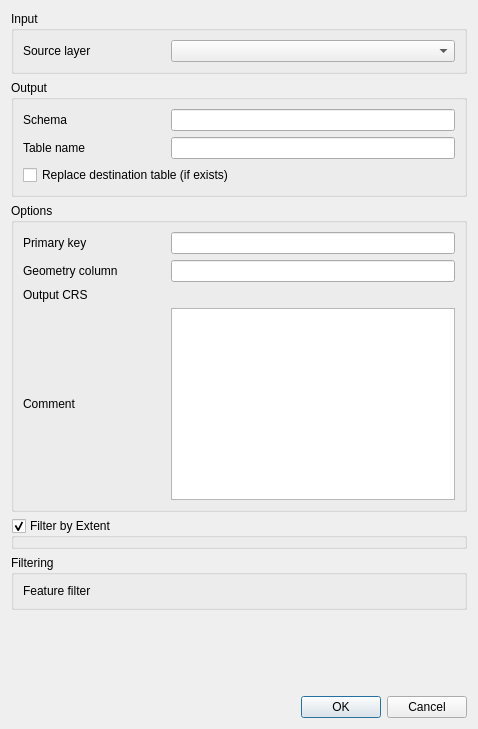
This is src/ui/qgsdbimportvectorlayerdialog.ui in qgis/QGIS as Qt 5 draws it before an edit. The edited form follows.
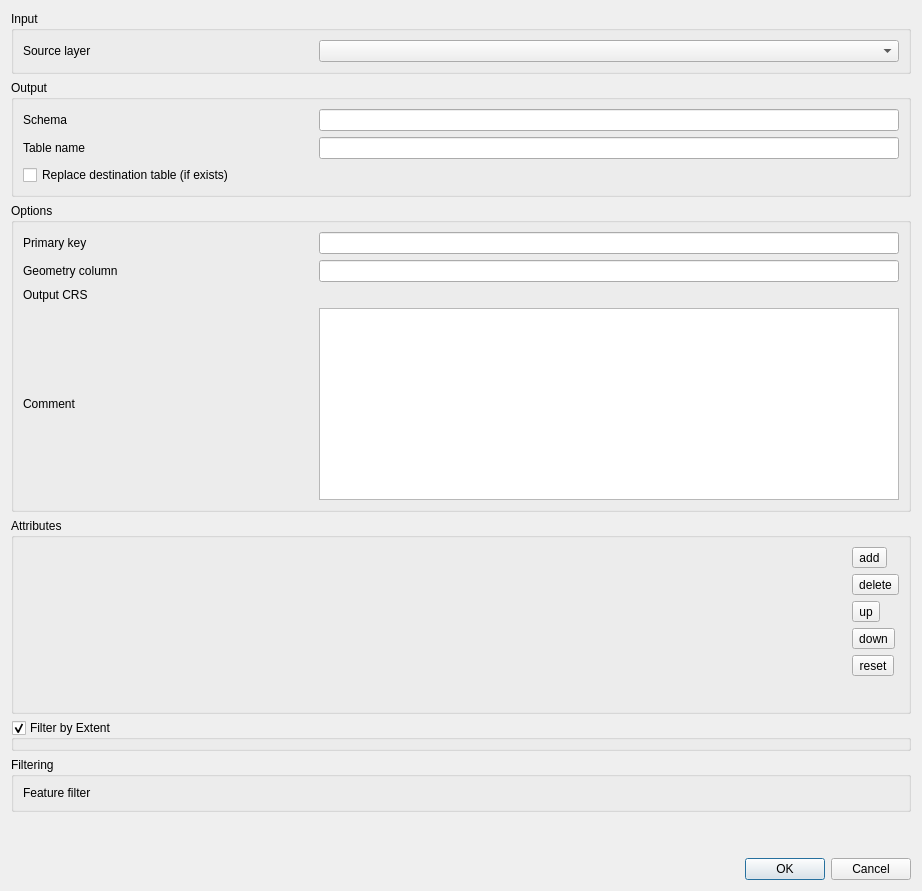
This is the edited form. Icons and pictures are not drawn. Custom widgets are drawn as their Qt base class.

Commit message:
[feature] Allow field customisation when importing db tables
This expands the database table import dialog to add a new
field mapping section, which gives users control over the
fields in the created table. Users can rename, set the exact
destination field types, and tweak the source expression
for each output field. Fields can also be excluded from the
import, or new fields created which don't exist in the source
table.

Sponsored by City of Canning

What changed in the file:
```diff
--- a/src/ui/qgsdbimportvectorlayerdialog.ui
+++ b/src/ui/qgsdbimportvectorlayerdialog.ui
@@ -6,14 +6,14 @@
    <rect>
     <x>0</x>
     <y>0</y>
-    <width>478</width>
-    <height>729</height>
+    <width>922</width>
+    <height>891</height>
    </rect>
   </property>
   <property name="windowTitle">
    <string>Import Vector Layer</string>
   </property>
-  <layout class="QVBoxLayout" name="verticalLayout" stretch="0,0,0,0,0,1,0">
+  <layout class="QVBoxLayout" name="verticalLayout" stretch="0,0,0,1,0,0,0,0">
    <item>
     <widget class="QGroupBox" name="groupBox">
      <property name="title">
@@ -137,6 +137,112 @@
      </layout>
     </widget>
    </item>
+   <item>
+    <widget class="QgsCollapsibleGroupBox" name="groupBox_3">
+     <property name="title">
+      <string>Attributes</string>
+     </property>
+     <layout class="QGridLayout" name="gridLayout_5">
+      <item row="0" column="1" rowspan="2" colspan="2">
+       <layout class="QVBoxLayout" name="buttonLayout">
+        <item>
+         <widget class="QToolButton" name="mAddButton">
+          <property name="toolTip">
+           <string>Add new field</string>
+          </property>
+          <property name="text">
+           <string>add</string>
+          </property>
+          <property name="icon">
+           <iconset resource="../../images/images.qrc">
+            <normaloff>:/images/themes/default/mActionNewAttribute.svg</normaloff>:/images/themes/default/mActionNewAttribute.svg</iconset>
+          </property>
+         </widget>
+        </item>
+        <item>
+         <widget class="QToolButton" name="mDeleteButton">
+          <property name="toolTip">
+           <string>Delete selected field</string>
+          </property>
+          <property name="text">
+           <string>delete</string>
+          </property>
+          <property name="icon">
+           <iconset resource="../../images/images.qrc">
+            <normaloff>:/images/themes/default/mActionDeleteAttribute.svg</normaloff>:/images/themes/default/mActionDeleteAttribute.svg</iconset>
+          </property>
+         </widget>
+        </item>
+        <item>
+         <widget class="QToolButton" name="mUpButton">
+          <property name="toolTip">
+           <string>Move selected field up</string>
+          </property>
+          <property name="text">
+           <string>up</string>
+          </property>
+          <property name="icon">
+           <iconset resource="../../images/images.qrc">
+            <normaloff>:/images/themes/default/mActionArrowUp.svg</normaloff>:/images/themes/default/mActionArrowUp.svg</iconset>
+          </property>
+         </widget>
+        </item>
+        <item>
+         <widget class="QToolButton" name="mDownButton">
+          <property name="toolTip">
+           <string>Move selected field down</string>
+          </property>
+          <property name="text">
+           <string>down</string>
+          </property>
+          <property name="icon">
+           <iconset resource="../../images/images.qrc">
+            <normaloff>:/images/themes/default/mActionArrowDown.svg</normaloff>:/images/themes/default/mActionArrowDown.svg</iconset>
+          </property>
+         </widget>
+        </item>
+        <item>
+         <widget class="QToolButton" name="mResetButton">
+          <property name="toolTip">
+           <string>Reset all fields</string>
+          </property>
+          <property name="text">
+           <string>reset</string>
+          </property>
+          <property name="icon">
+           <iconset resource="../../images/images.qrc">
+            <normaloff>:/images/themes/default/mIconClearText.svg</normaloff>:/images/themes/default/mIconClearText.svg</iconset>
+          </property>
+         </widget>
+        </item>
+        <item>
+         <spacer name="verticalSpacer_2">
+          <property name="orientation">
+           <enum>Qt::Vertical</enum>
+          </property>
+          <property name="sizeHint" stdset="0">
+           <size>
+            <width>20</width>
+            <height>40</height>
+           </size>
+          </property>
+         </spacer>
+        </item>
+       </layout>
+      </item>
+      <item row="0" column="0">
+       <widget class="QgsFieldMappingWidget" name="mFieldsView" native="true">
+        <property name="sizePolicy">
+         <sizepolicy hsizetype="Expanding" vsizetype="Expanding">
+          <horstretch>0</horstretch>
+          <verstretch>0</verstretch>
+         </sizepolicy>
+        </property>
+       </widget>
+      </item>
+     </layout>
+    </widget>
+   </item>
    <item>
     <widget class="QgsExtentGroupBox" name="mExtentGroupBox">
      <property name="title">
@@ -203,16 +309,23 @@
   <zorder>mExtentGroupBox</zorder>
  </widget>
  <customwidgets>
-  <customwidget>
-   <class>QgsProjectionSelectionWidget</class>
-   <extends>QWidget</extends>
-   <header>qgsprojectionselectionwidget.h</header>
-   <container>1</container>
-  </customwidget>
   <customwidget>
    <class>QgsMapLayerComboBox</class>
    <extends>QComboBox</extends>
-   <header location="global">qgsmaplayercombobox.h</header>
+   <header>qgsmaplayercombobox.h</header>
+   <container>1</container>
+  </customwidget>
+  <customwidget>
+   <class>QgsFieldMappingWidget</class>
+   <extends>QWidget</extends>
+   <header>qgsfieldmappingwidget.h</header>
+   <container>1</container>
+  </customwidget>
+  <customwidget>
+   <class>QgsProjectionSelectionWidget</class>
+   <extends>QWidget</extends>
+   <header>qgsprojectionselectionwidget.h</header>
+   <container>1</container>
   </customwidget>
   <customwidget>
    <class>QgsCollapsibleGroupBox</class>
```
Left out of the diff: 5 changed lines with no effect on the pictures. The commit also changes 2 other files.
